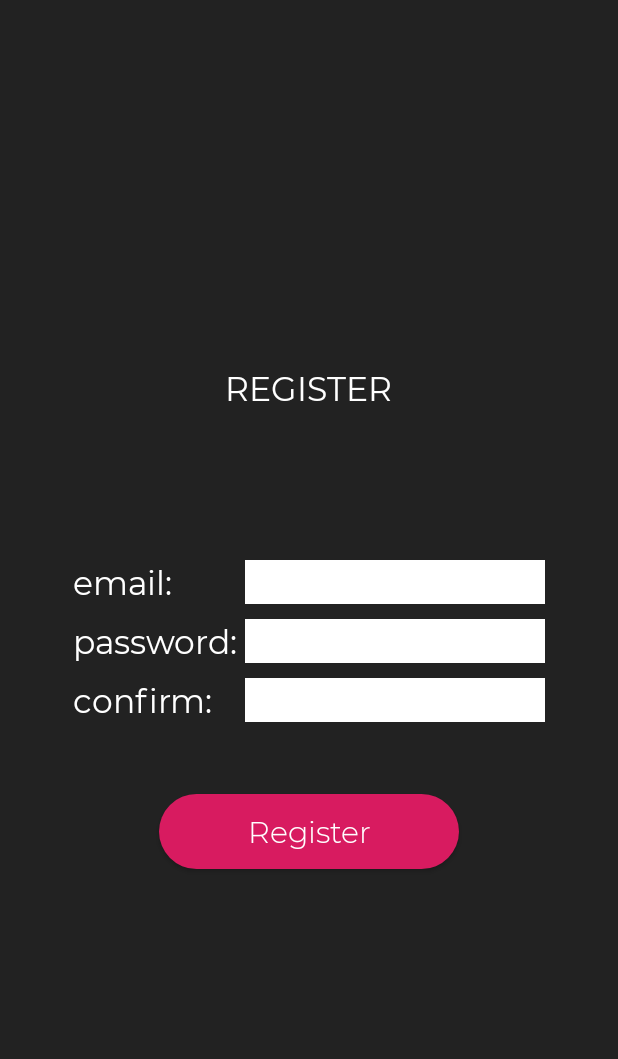
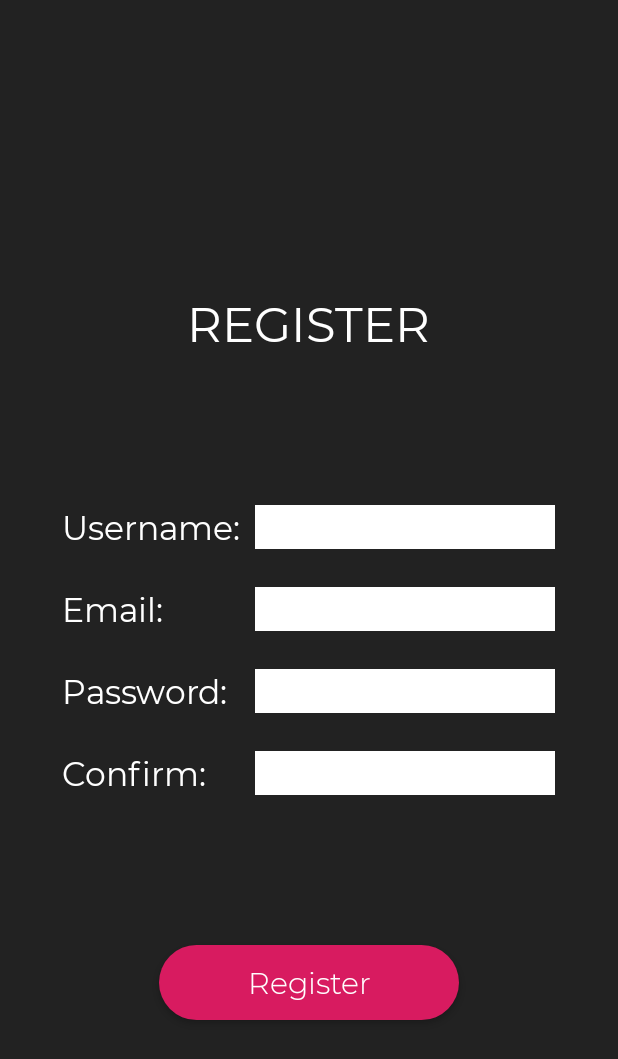
Before and after one commit to P4uL7/TimeTrackingApp, an Android app: the screen it shows after launch (RegisterActivity), after a tap on "REGISTER", on a phone screen of 412 x 824 dp. Shown: the top 1059 px of the screen. Run offline under Robolectric (Android 15) with nearby library versions, the phone set to English and light mode, and no system bars; our stand-ins replace Firebase (no records; nobody signed in at launch, a user with empty details on screens opened directly); libraries missing offline, so code that uses them is left out: com.facebook, com.facebook.appevents, com.facebook.login; 6 statements that could not run were skipped; 1 other tap on this screen came first.

Commit message:
Refactored Register.

```diff
--- a/app/src/main/java/com/msa/timetracker/MainActivity.java
+++ b/app/src/main/java/com/msa/timetracker/MainActivity.java
@@ -60,7 +60,6 @@ public class MainActivity extends AppCompatActivity implements NavigationView.On
             } else {
                 url = url.concat("?type=large");
             }
-            System.out.println("AVATAR URL: " + url);
             Picasso.get().load(Uri.parse(url)).into(navImage);
         }
         TextView navUsername = headerView.findViewById(R.id.left_menu_username);
--- a/app/src/main/res/layout/activity_register.xml
+++ b/app/src/main/res/layout/activity_register.xml
@@ -17,11 +17,12 @@
         android:layout_width="wrap_content"
         android:layout_height="wrap_content"
         android:layout_centerHorizontal="true"
+        android:layout_marginTop="50dp"
         android:layout_marginBottom="100sp"
         android:fontFamily="@font/mr"
         android:text="REGISTER"
-        android:textAppearance="?android:attr/textAppearanceLarge"
-        android:textColor="@color/white" />
+        android:textColor="@color/white"
+        android:textSize="32dp" />
 
     <GridLayout
         android:id="@+id/gridLayout"
@@ -31,15 +32,35 @@
         android:layout_centerHorizontal="true"
         android:layout_marginBottom="40sp"
         android:columnCount="2"
-        android:rowCount="3">
+        android:rowCount="4">
+
+        <TextView
+            android:id="@+id/user_label"
+            android:layout_width="wrap_content"
+            android:layout_height="wrap_content"
+            android:layout_marginRight="10dp"
+            android:fontFamily="@font/mr"
+            android:text="Username:"
+            android:textAppearance="?android:attr/textAppearanceLarge"
+            android:textColor="@color/white" />
+
+        <EditText
+            android:id="@+id/user"
+            android:layout_width="@dimen/register_field_width"
+            android:layout_height="wrap_content"
+            android:layout_marginBottom="25dp"
+            android:background="@color/white"
+            android:fontFamily="@font/mr"
+            android:inputType="textEmailAddress"
+            android:textAppearance="?android:attr/textAppearanceLarge" />
 
         <TextView
             android:id="@+id/email_label"
             android:layout_width="wrap_content"
             android:layout_height="wrap_content"
-            android:layout_marginRight="5dp"
+            android:layout_marginRight="10dp"
             android:fontFamily="@font/mr"
-            android:text="email:"
+            android:text="Email:"
             android:textAppearance="?android:attr/textAppearanceLarge"
             android:textColor="@color/white" />
 
@@ -47,7 +68,7 @@
             android:id="@+id/email"
             android:layout_width="@dimen/register_field_width"
             android:layout_height="wrap_content"
-            android:layout_marginBottom="10dp"
+            android:layout_marginBottom="25dp"
             android:background="@color/white"
             android:fontFamily="@font/mr"
             android:inputType="textEmailAddress"
@@ -57,9 +78,9 @@
             android:id="@+id/password_label"
             android:layout_width="wrap_content"
             android:layout_height="wrap_content"
-            android:layout_marginRight="5dp"
+            android:layout_marginRight="10dp"
             android:fontFamily="@font/mr"
-            android:text="password:"
+            android:text="Password:"
             android:textAppearance="?android:attr/textAppearanceLarge"
             android:textColor="@color/white" />
 
@@ -67,7 +88,7 @@
             android:id="@+id/password"
             android:layout_width="@dimen/register_field_width"
             android:layout_height="wrap_content"
-            android:layout_marginBottom="10dp"
+            android:layout_marginBottom="25dp"
             android:background="@color/white"
             android:fontFamily="@font/mr"
             android:inputType="textPassword"
@@ -77,9 +98,9 @@
             android:id="@+id/confirm_label"
             android:layout_width="wrap_content"
             android:layout_height="wrap_content"
-            android:layout_marginRight="5dp"
+            android:layout_marginRight="10dp"
             android:fontFamily="@font/mr"
-            android:text="confirm:"
+            android:text="Confirm:"
             android:textAppearance="?android:attr/textAppearanceLarge"
             android:textColor="@color/white" />
 
@@ -101,9 +122,7 @@
         android:layout_height="50dp"
         android:layout_below="@+id/gridLayout"
         android:layout_centerHorizontal="true"
-        android:layout_marginStart="8dp"
-        android:layout_marginTop="@dimen/activity_vertical_margin"
-        android:layout_marginEnd="8dp"
+        android:layout_marginTop="60dp"
         android:background="@drawable/button_shape"
         android:elevation="7dp"
         android:fontFamily="@font/ml"
--- a/app/src/main/res/layout/fragment_day.xml
+++ b/app/src/main/res/layout/fragment_day.xml
@@ -56,6 +56,7 @@
         android:layout_below="@+id/tsk_name"
         android:layout_centerInParent="true"
         android:layout_gravity="center"
+        android:divider="#222222"
         android:padding="5dp" />
 
     <!--    add task list here-->
--- a/app/src/main/res/layout/fragment_overview.xml
+++ b/app/src/main/res/layout/fragment_overview.xml
@@ -56,6 +56,7 @@
         android:layout_below="@+id/overview_tsk_name"
         android:layout_centerInParent="true"
         android:layout_gravity="center"
+        android:divider="#222222"
         android:padding="5dp" />
 
     <!--    add task list here-->
```
Also changed, not shown: app/src/main/java/com/msa/timetracker/LoginActivity.java (+47 -49 lines), app/src/main/java/com/msa/timetracker/RegisterActivity.java (+21 -6 lines), app/src/main/res/layout/activity_login.xml (+24 -13 lines).
